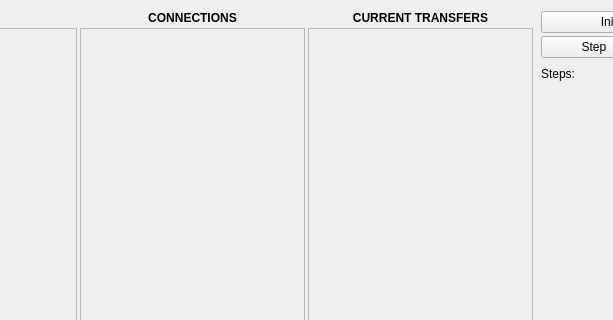
Above: ui/MainWindow.ui from daneos/sob-btsim before the change; both pictures show x 386 to 999 and y 0 to 320 of the 1101 by 516 pixel window. Below: the same form after it.
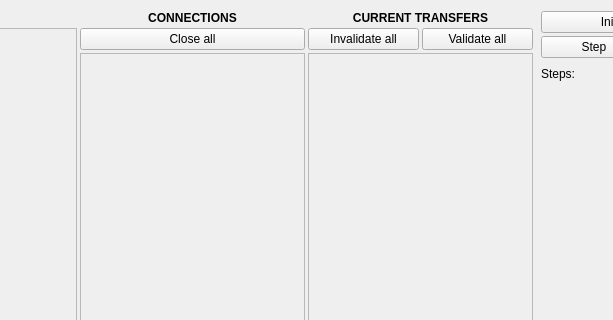
That is the form after the change. Icons and pictures are not drawn.

Commit message: more destructive options

Diff of the .ui file:
```diff
--- a/ui/MainWindow.ui
+++ b/ui/MainWindow.ui
@@ -109,6 +109,16 @@
        </property>
       </widget>
      </item>
+     <item>
+      <widget class="QPushButton" name="CloseAllButton">
+       <property name="text">
+        <string>Close all</string>
+       </property>
+       <property name="icon">
+        <iconset theme="list-remove"/>
+       </property>
+      </widget>
+     </item>
      <item>
       <widget class="QScrollArea" name="ConnectionList">
        <property name="widgetResizable">
@@ -119,8 +129,8 @@
          <rect>
           <x>0</x>
           <y>0</y>
-          <width>221</width>
-          <height>471</height>
+          <width>220</width>
+          <height>431</height>
          </rect>
         </property>
        </widget>
@@ -146,6 +156,31 @@
        </property>
       </widget>
      </item>
+     <item>
+      <layout class="QHBoxLayout" name="horizontalLayout_8">
+       <item>
+        <widget class="QPushButton" name="InvalidateAllButton">
+         <property name="text">
+          <string>Invalidate all</string>
+         </property>
+         <property name="icon">
+          <iconset theme="list-remove">
+           <normaloff>../../../</normaloff>../../../</iconset>
+         </property>
+        </widget>
+       </item>
+       <item>
+        <widget class="QPushButton" name="ValidateAllButton">
+         <property name="text">
+          <string>Validate all</string>
+         </property>
+         <property name="icon">
+          <iconset theme="ok"/>
+         </property>
+        </widget>
+       </item>
+      </layout>
+     </item>
      <item>
       <widget class="QScrollArea" name="ChunkList">
        <property name="widgetResizable">
@@ -156,8 +191,8 @@
          <rect>
           <x>0</x>
           <y>0</y>
-          <width>222</width>
-          <height>471</height>
+          <width>230</width>
+          <height>429</height>
          </rect>
         </property>
        </widget>
```
Left out of the diff: 4 changed lines with no effect on the pictures. The commit also changes 1 other file.
